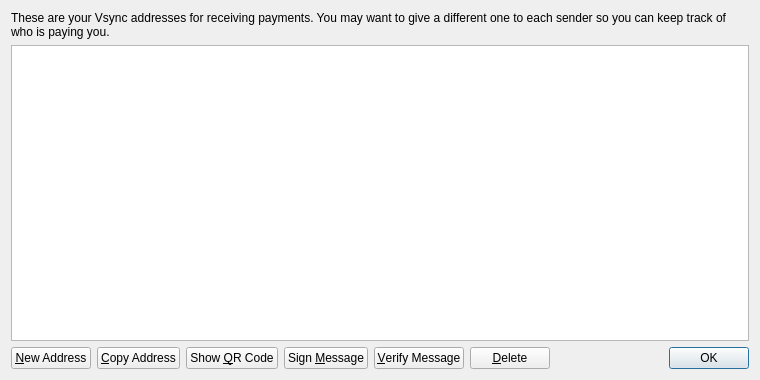
Above: src/qt/forms/addressbookpage.ui from wtomtom/vsynctt before the change. Below: the same form after it.
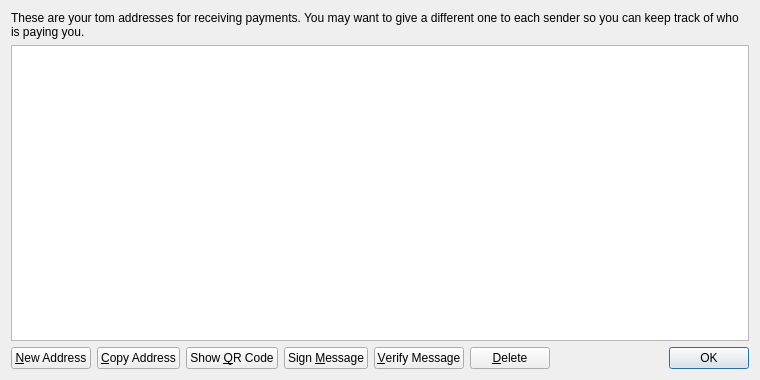
That is the form after the change.

What changed in the file:
```diff
--- a/src/qt/forms/addressbookpage.ui
+++ b/src/qt/forms/addressbookpage.ui
@@ -17,7 +17,7 @@
    <item>
     <widget class="QLabel" name="labelExplanation">
      <property name="text">
-      <string>These are your Vsync addresses for receiving payments. You may want to give a different one to each sender so you can keep track of who is paying you.</string>
+      <string>These are your tom addresses for receiving payments. You may want to give a different one to each sender so you can keep track of who is paying you.</string>
      </property>
      <property name="textFormat">
       <enum>Qt::PlainText</enum>
```
Left out of the diff: 4 changed lines with no effect on the pictures.
